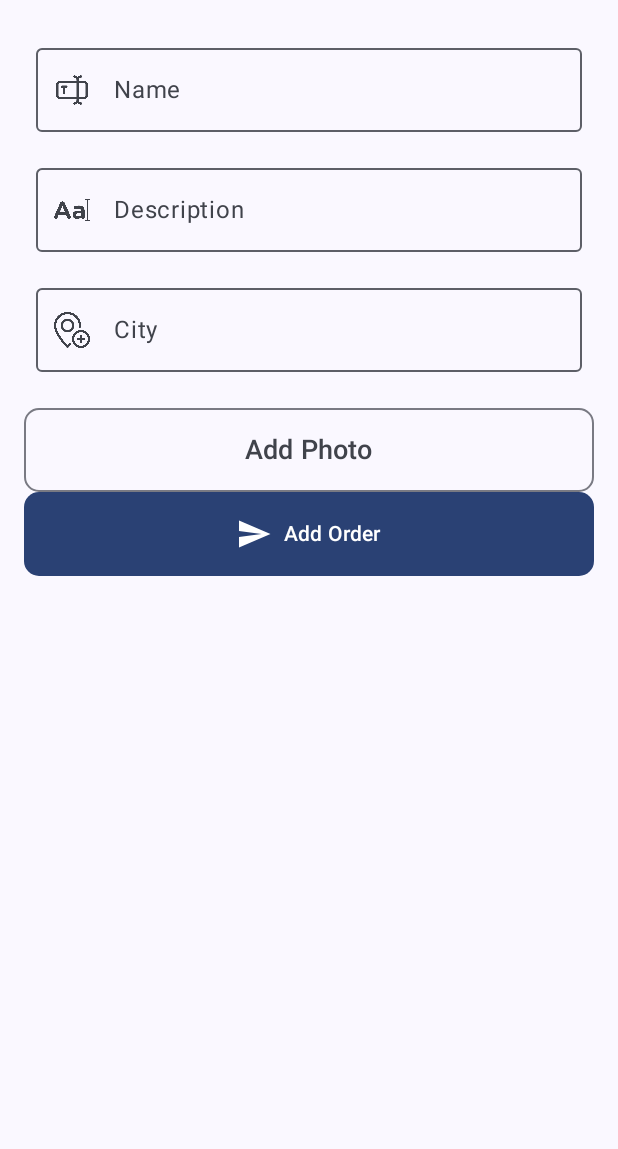
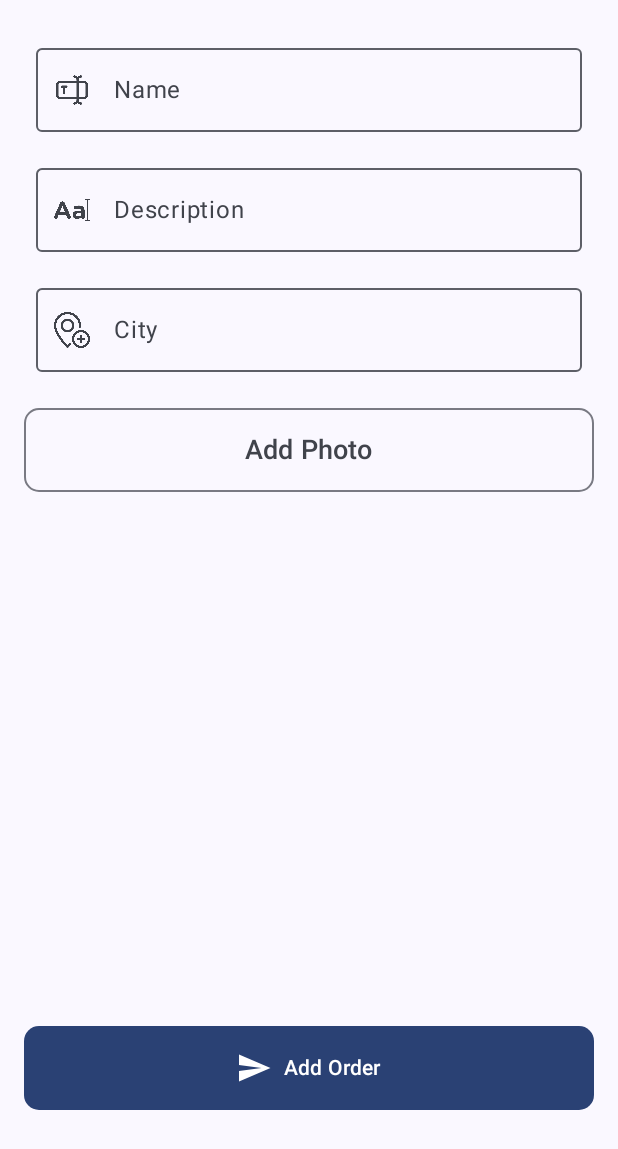
Before and after one commit to Chlorine2/VolunteerApp, an Android app built with Jetpack Compose: the composable CreateOrderScreen shown on its own in the app's theme, on a phone screen of 412 x 824 dp. Shown: the top 1149 px of the screen. Run offline under Robolectric (Android 15) with nearby library versions, the phone set to English and light mode, and no system bars.

Commit message:
Button fix

```diff
--- a/app/src/main/java/com/goldden/lucck/volunteerapp/Screens/CreateOrderScreen.kt
+++ b/app/src/main/java/com/goldden/lucck/volunteerapp/Screens/CreateOrderScreen.kt
@@ -7,6 +7,8 @@ import androidx.activity.compose.rememberLauncherForActivityResult
 import androidx.activity.result.PickVisualMediaRequest
 import androidx.activity.result.contract.ActivityResultContracts
 import androidx.compose.foundation.Image
+import androidx.compose.foundation.background
+import androidx.compose.foundation.horizontalScroll
 import androidx.compose.foundation.layout.*
 import androidx.compose.foundation.shape.RoundedCornerShape
 import androidx.compose.material.icons.Icons
@@ -30,6 +32,7 @@ var bitmapList: MutableList<Bitmap> = mutableListOf()
 
 @OptIn(ExperimentalMaterial3Api::class)
 @Composable
+
 fun CreateOrderScreen(onAddOrder: (OrderCardModel) -> Unit) {
     var name by remember { mutableStateOf("") }
     var photo by remember { mutableStateOf(0) }
@@ -94,12 +97,13 @@ fun CreateOrderScreen(onAddOrder: (OrderCardModel) -> Unit) {
         Spacer(modifier = Modifier.height(16.dp))
 
         PhotoPicker()
-
+        Spacer(modifier = Modifier.height(356.dp))
         Button(
             onClick = {
 
             },
             modifier = Modifier
+
                 .fillMaxWidth()
                 .height(56.dp),
             shape = RoundedCornerShape(10.dp)
```
